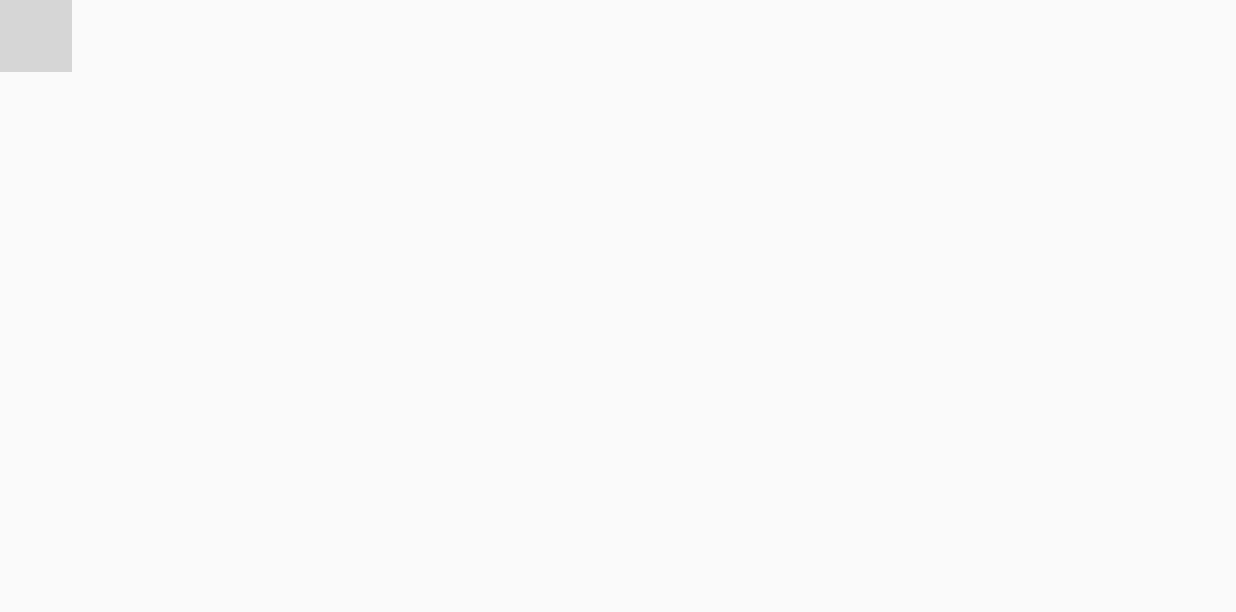
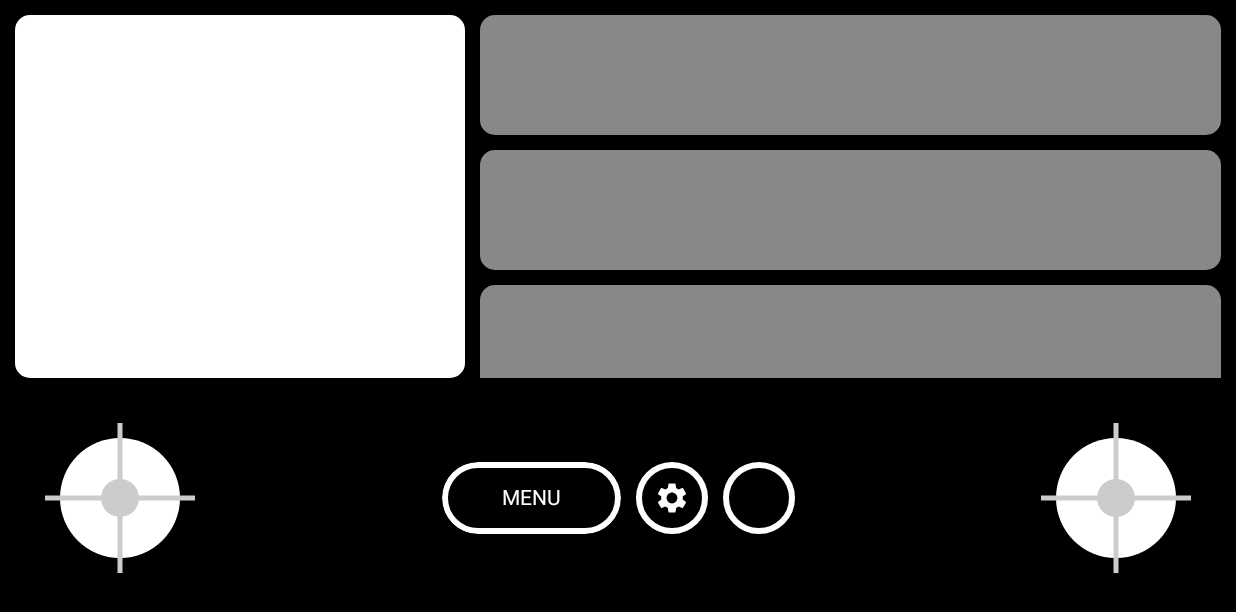
Before and after one commit to aldajo92/MardanRobotPlatform, an Android app built with Jetpack Compose: the screen it shows after launch (MainActivity), on a phone screen of 824 x 412 dp (held sideways). Shown: the top 612 px of the screen. Run offline under Robolectric (Android 15) with nearby library versions, the phone set to English and light mode, and no system bars; our stand-ins replace Dagger/Hilt's generated code, livedata-compose; libraries missing offline, so code that uses them is left out: com.github.niqdev.mjpeg; 3 statements that could not run were skipped; grey boxes are pictures that could not be loaded.

Commit message:
added new joystick elements

```diff
--- a/AndroidApp/app/src/main/java/com/aldajo92/mardanrobot/data_sources/image_stream/VideoRepositoryImpl.kt
+++ b/AndroidApp/app/src/main/java/com/aldajo92/mardanrobot/data_sources/image_stream/VideoRepositoryImpl.kt
@@ -10,7 +10,6 @@ import javax.inject.Inject
 class VideoRepositoryImpl @Inject constructor(
     private val mjpeg: Mjpeg
 ) : VideoRepository {
-
     private var disposable : Subscription? = null
 
     private val streamingImageFlow: MutableStateFlow<MjpegInputStream?> = MutableStateFlow(null)
@@ -31,5 +30,4 @@ class VideoRepositoryImpl @Inject constructor(
         disposable = null
         streamingImageFlow.value = null
     }
-
 }
--- a/AndroidApp/app/src/main/java/com/aldajo92/mardanrobot/presentation/MainViewModel.kt
+++ b/AndroidApp/app/src/main/java/com/aldajo92/mardanrobot/presentation/MainViewModel.kt
@@ -19,5 +19,4 @@ class MainViewModel @Inject constructor(
         videoRepository.startConnection("http://192.168.4.1:8080/stream?topic=/camera/BGR/raw")
     }
 
-
 }
--- a/AndroidApp/app/src/main/java/com/aldajo92/mardanrobot/ui/MainActivity.kt
+++ b/AndroidApp/app/src/main/java/com/aldajo92/mardanrobot/ui/MainActivity.kt
@@ -5,30 +5,32 @@ import android.util.Log
 import androidx.activity.ComponentActivity
 import androidx.activity.compose.setContent
 import androidx.activity.viewModels
-import androidx.compose.foundation.background
+import androidx.compose.foundation.*
 import androidx.compose.foundation.layout.*
 import androidx.compose.foundation.lazy.LazyColumn
 import androidx.compose.foundation.shape.CircleShape
 import androidx.compose.foundation.shape.RoundedCornerShape
-import androidx.compose.material.Button
 import androidx.compose.material.Card
+import androidx.compose.material.Icon
 import androidx.compose.material.Text
-import androidx.compose.runtime.Composable
-import androidx.compose.runtime.getValue
+import androidx.compose.material.icons.Icons
+import androidx.compose.material.icons.filled.Settings
+import androidx.compose.runtime.*
 import androidx.compose.runtime.livedata.observeAsState
 import androidx.compose.ui.Alignment
 import androidx.compose.ui.Modifier
 import androidx.compose.ui.draw.clip
+import androidx.compose.ui.geometry.Offset
 import androidx.compose.ui.graphics.Color
+import androidx.compose.ui.graphics.Color.Companion.LightGray
 import androidx.compose.ui.tooling.preview.Devices
 import androidx.compose.ui.tooling.preview.Preview
+import androidx.compose.ui.unit.Dp
 import androidx.compose.ui.unit.dp
-import androidx.compose.ui.viewinterop.AndroidView
-import com.aldajo92.mardanrobot.JoyStick
 import com.aldajo92.mardanrobot.presentation.MainViewModel
-import com.github.niqdev.mjpeg.DisplayMode
+import com.aldajo92.mardanrobot.ui.components.JoyStick
+import com.aldajo92.mardanrobot.ui.components.VideoStreamView
 import com.github.niqdev.mjpeg.MjpegInputStream
-import com.github.niqdev.mjpeg.MjpegSurfaceView
 import dagger.hilt.android.AndroidEntryPoint
 
 @AndroidEntryPoint
@@ -40,30 +42,82 @@ class MainActivity : ComponentActivity() {
         super.onCreate(savedInstanceState)
         setContent {
             val inputStreamState by viewModel.inputStreamFlow.observeAsState()
-            BodyComposable(inputStreamState)
+            BodyContent(
+                inputStream = inputStreamState,
+                menuClicked = viewModel::startConnection
+            )
+//            Box {
+//                CustomJoystick()
+//            }
+        }
     }
 }
 
 @Preview(device = Devices.AUTOMOTIVE_1024p, widthDp = 720, heightDp = 360)
 @Composable
+fun BodyContent(
+    inputStream: MjpegInputStream? = null,
+    menuClicked: () -> Unit = {}
+) {
+    BodyComposable(
+        topContent = {
+            TopContent(
+                modifier = Modifier
+                    .fillMaxSize()
+                    .padding(horizontal = 10.dp)
+                    .padding(top = 10.dp),
+                inputStream = inputStream
+            )
+        },
+        bottomContent = {
+            BottomContent(
+                modifier = Modifier
+                    .fillMaxWidth(),
+                menuClicked = menuClicked
+            )
+        }
+    )
+}
+
+@Composable
 fun BodyComposable(
-        inputStream: MjpegInputStream? = null
+    topContent: @Composable BoxScope.() -> Unit = {},
+    bottomContent: @Composable BoxScope.() -> Unit = {}
 ) {
     Column(
-            Modifier.fillMaxSize()
+        Modifier
+            .fillMaxSize()
+            .background(Color.Black)
+    ) {
+        Box(
+            modifier = Modifier
+                .weight(1f)
+                .fillMaxWidth()
+        ) {
+            topContent()
+        }
+        Box(modifier = Modifier.fillMaxWidth()) {
+            bottomContent()
+        }
+    }
+}
+
+@Preview(device = Devices.AUTOMOTIVE_1024p, widthDp = 720, heightDp = 200)
+@Composable
+fun TopContent(
+    modifier: Modifier = Modifier,
+    inputStream: MjpegInputStream? = null,
 ) {
     Row(
-                Modifier
-                    .padding(horizontal = 10.dp)
-                    .padding(top = 10.dp)
-                    .weight(1f)
+        modifier = modifier
     ) {
         Card(
-                    modifier = Modifier.fillMaxHeight(),
+            modifier = Modifier
+                .fillMaxHeight()
+                .width(300.dp),
             shape = RoundedCornerShape(10.dp)
         ) {
-                    VideoStreamView(
-                        modifier = Modifier.width(300.dp),
+            if (inputStream != null) VideoStreamView(
                 inputStream = inputStream
             )
         }
@@ -78,97 +132,215 @@ class MainActivity : ComponentActivity() {
                     Card(
                         modifier = Modifier
                             .weight(1f)
-                                    .height(60.dp)
+                            .height(80.dp)
                             .fillMaxWidth(),
-                                shape = RoundedCornerShape(10.dp)
-                            ) { }
+                        shape = RoundedCornerShape(10.dp),
+                        backgroundColor = Color.Gray
+                    ) {
                     }
                 }
             }
         }
-            Box(modifier = Modifier.fillMaxWidth()) {
-                JoyStick(
+    }
+}
+
+@Preview(device = Devices.AUTOMOTIVE_1024p, widthDp = 720, heightDp = 160)
+@Composable
+fun BottomContent(
+    modifier: Modifier = Modifier,
+    menuClicked: () -> Unit = {}
+) {
+    Box(modifier = modifier) {
+        CustomJoystick(
             modifier = Modifier
                 .padding(30.dp)
-                        .align(Alignment.BottomStart),
-                    size = 100.dp,
-                    dotSize = 30.dp,
+                .align(Alignment.BottomStart)
+        )
+
+        CustomJoystick(
+            modifier = Modifier
+                .padding(30.dp)
+                .align(Alignment.BottomEnd)
+        )
+//        JoyStick(
+//            modifier = Modifier
+//                .padding(30.dp)
+//                .align(Alignment.BottomStart),
+//            size = 100.dp,
+//            dotSize = 30.dp,
+//            backgroundComposable = {
+//                Spacer(
+//                    modifier = Modifier
+//                        .fillMaxSize()
+//                        .clip(CircleShape)
+//                        .background(Color.White)
+//                )
+//            },
+//            dotComposable = {
+//                Spacer(
+//                    modifier = Modifier
+//                        .fillMaxSize()
+//                        .clip(CircleShape)
+//                        .background(Color.Black)
+//                )
+//            }
+//        ) { x, y ->
+//            Log.d("JoyStick1", "$x, $y")
+//        }
+//        JoyStick(
+//            modifier = Modifier
+//                .padding(30.dp)
+//                .align(Alignment.BottomEnd),
+//            size = 100.dp,
+//            dotSize = 30.dp,
+//            backgroundComposable = {
+//                Spacer(
+//                    modifier = Modifier
+//                        .fillMaxSize()
+//                        .clip(CircleShape)
+//                        .background(Color.White)
+//                )
+//            },
+//            dotComposable = {
+//                Spacer(
+//                    modifier = Modifier
+//                        .fillMaxSize()
+//                        .clip(CircleShape)
+//                        .background(Color.Black)
+//                )
+//            }
+//        ) { x, y ->
+//            Log.d("JoyStick2", "$x, $y")
+//        }
+        MenuSection(
+            modifier = Modifier.align(Alignment.Center),
+        )
+    }
+}
+
+@Preview
+@Composable
+fun MenuSection(modifier: Modifier = Modifier) {
+    Row(modifier.height(IntrinsicSize.Min), horizontalArrangement = Arrangement.spacedBy(10.dp)) {
+        MenuButton(modifier = Modifier.fillMaxHeight())
+        SettingsButton()
+        SimpleCircularButton(Modifier.fillMaxHeight())
+    }
+}
+
+@Preview
+@Composable
+fun MenuButton(modifier: Modifier = Modifier) {
+    Card(
+        modifier = modifier
+            .background(Color.Transparent)
+            .clip(RoundedCornerShape(25.dp))
+            .clickable {
+
+            },
+        shape = RoundedCornerShape(25.dp),
+        border = BorderStroke(4.dp, Color.White),
+        backgroundColor = Color.Transparent,
+    ) {
+        Box {
+            Text(
+                modifier = Modifier
+                    .align(Alignment.Center)
+                    .padding(vertical = 10.dp)
+                    .padding(horizontal = 40.dp),
+                text = "MENU",
+                color = Color.White
+            )
+        }
+    }
+}
+
+@Preview
+@Composable
+fun SettingsButton(modifier: Modifier = Modifier) {
+    Box(
+        modifier = modifier
+            .height(IntrinsicSize.Min)
+            .width(IntrinsicSize.Min)
+            .border(4.dp, Color.White, shape = CircleShape)
+            .clickable {
+
+            }
+    ) {
+        Icon(
+            modifier = Modifier
+                .padding(12.dp),
+            imageVector = Icons.Filled.Settings,
+            tint = Color.White,
+            contentDescription = "MENU"
+        )
+    }
+}
+
+@Preview(widthDp = 50, heightDp = 50)
+@Composable
+fun SimpleCircularButton(modifier: Modifier = Modifier) {
+    Box(
+        modifier = modifier
+            .clickable { }
+            .aspectRatio(1f)
+            .border(4.dp, Color.White, shape = CircleShape)
+    )
+}
+
+@Preview(widthDp = 100, heightDp = 100)
+@Composable
+fun CustomJoystick(modifier: Modifier = Modifier, size: Dp = 100.dp) {
+    var positionX by remember { mutableStateOf(0f) }
+    var positionY by remember { mutableStateOf(0f) }
+    Box(modifier = modifier) {
+        JoyStick(
+            Modifier,
+            size = size,
+            dotSize = size / 4,
             backgroundComposable = {
                 Spacer(
                     modifier = Modifier
+                        .padding(10.dp)
                         .fillMaxSize()
                         .clip(CircleShape)
-                                .background(Color.Red)
+                        .background(Color.White)
                 )
+                Canvas(
+                    Modifier.fillMaxSize(),
+                ) {
+                    val canvasWidth = this@Canvas.size.width
+                    val canvasHeight = this@Canvas.size.height
+
+                    val canvasCenterWidth = canvasWidth / 2
+                    val canvasCenterHeight = canvasHeight / 2
+
+                    drawLine(
+                        start = Offset(x = canvasCenterWidth + positionX, y = 0f),
+                        end = Offset(x = canvasCenterWidth + positionX, y = canvasHeight),
+                        color = LightGray,
+                        strokeWidth = 5f
+                    )
+                    drawLine(
+                        start = Offset(x = 0f, y = canvasCenterHeight + positionY),
+                        end = Offset(x = canvasWidth, y = canvasCenterHeight + positionY),
+                        color = LightGray,
+                        strokeWidth = 5f
+                    )
+                }
             },
             dotComposable = {
                 Spacer(
                     modifier = Modifier
                         .fillMaxSize()
                         .clip(CircleShape)
-                                .background(Color.Black)
+                        .background(LightGray)
                 )
             }
-                ) { x, y ->
+        ) { x: Float, y: Float ->
+            positionX = (x * (size.value + 35.dp.value)) // + (x * size.value / (2 * 4))
+            positionY = -(y * (size.value + 35.dp.value)) // - (y * size.value / (2 * 4)))
             Log.d("JoyStick1", "$x, $y")
-                }
-                JoyStick(
-                    modifier = Modifier
-                        .padding(30.dp)
-                        .align(Alignment.BottomEnd),
-                    size = 100.dp,
-                    dotSize = 30.dp,
-                    backgroundComposable = {
-                        Spacer(
-                            modifier = Modifier
-                                .fillMaxSize()
-                                .clip(CircleShape)
-                                .background(Color.Red)
-                        )
-                    },
-                    dotComposable = {
-                        Spacer(
-                            modifier = Modifier
-                                .fillMaxSize()
-                                .clip(CircleShape)
-                                .background(Color.Black)
-                        )
-                    }
-                ) { x, y ->
-                    Log.d("JoyStick2", "$x, $y")
-                }
-                Button(
-                    modifier = Modifier.align(Alignment.Center),
-                    onClick = { viewModel.startConnection() }) {
-                    Text(text = "Connect")
-
         }
     }
 }
-    }
-
-
-    @Preview
-    @Composable
-    fun VideoStreamView(
-        modifier: Modifier = Modifier,
-        inputStream: MjpegInputStream? = null
-    ) {
-        AndroidView(
-            modifier = modifier,
-            factory = { context ->
-                MjpegSurfaceView(context, null).apply {
-                    if (inputStream != null) setSource(inputStream)
-                    setDisplayMode(DisplayMode.BEST_FIT)
-                    showFps(true)
-                }
-            },
-            update = { view ->
-                with(view) {
-                    if (inputStream != null) setSource(inputStream) else stopPlayback()
-                }
-            }
-        )
-    }
-
-}
--- a/AndroidApp/app/src/main/java/com/aldajo92/mardanrobot/ui/components/JoyStick.kt
+++ b/AndroidApp/app/src/main/java/com/aldajo92/mardanrobot/ui/components/JoyStick.kt
@@ -1,4 +1,4 @@
-package com.aldajo92.mardanrobot
+package com.aldajo92.mardanrobot.ui.components
 
 import androidx.compose.foundation.Image
 import androidx.compose.foundation.gestures.detectDragGestures
@@ -15,6 +15,7 @@ import androidx.compose.ui.res.painterResource
 import androidx.compose.ui.unit.Dp
 import androidx.compose.ui.unit.IntOffset
 import androidx.compose.ui.unit.dp
+import com.aldajo92.mardanrobot.R
 import kotlin.math.*
 
 /**
@@ -106,10 +107,10 @@ fun JoyStick(
                         }
                     }
                 }
-                .onGloballyPositioned { coordinates ->
+                .onGloballyPositioned {
                     moved(
-                        (coordinates.positionInParent().x - centerX) / maxRadius,
-                        -(coordinates.positionInParent().y - centerY) / maxRadius
+                        (positionX) / maxRadius,
+                        -(positionY) / maxRadius
                     )
                 },
         ) {
```
Also changed, not shown: AndroidApp/app/build.gradle (line endings or trailing spaces), AndroidApp/app/src/main/java/com/aldajo92/mardanrobot/data_sources/image_stream/VideoRepository.kt (line endings or trailing spaces). Lines whose indentation alone changed are shown as unchanged.
